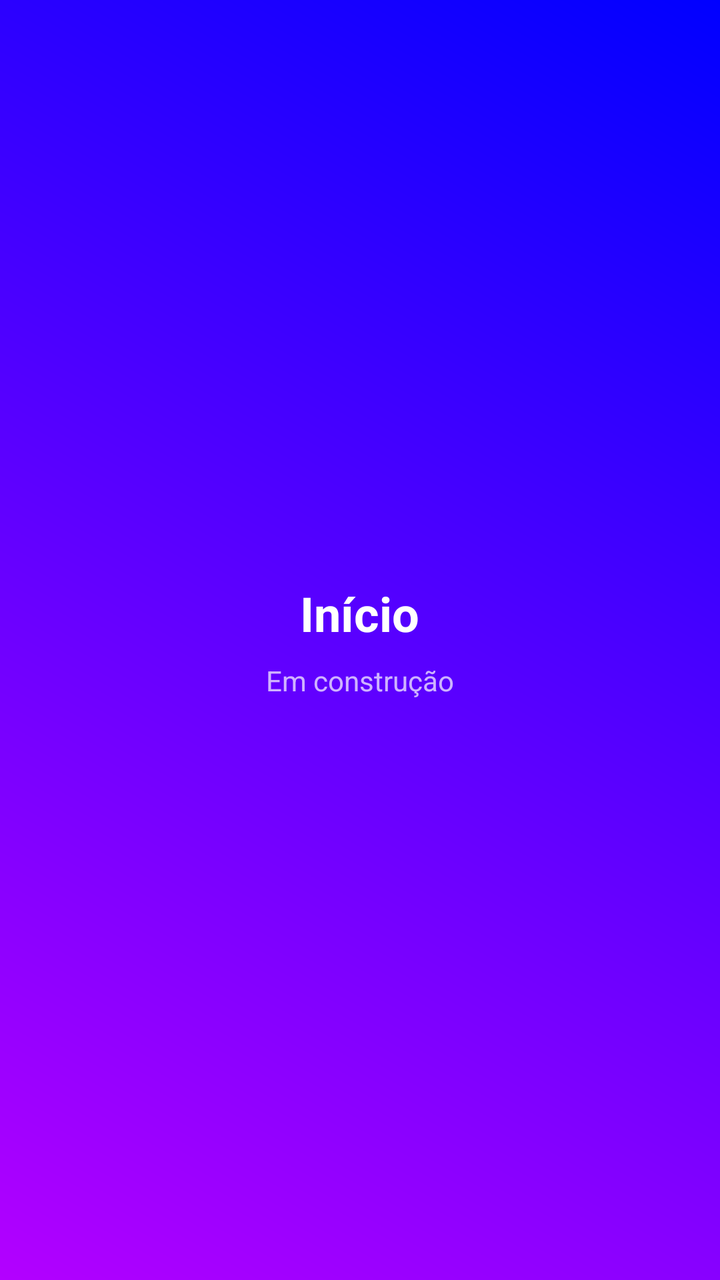
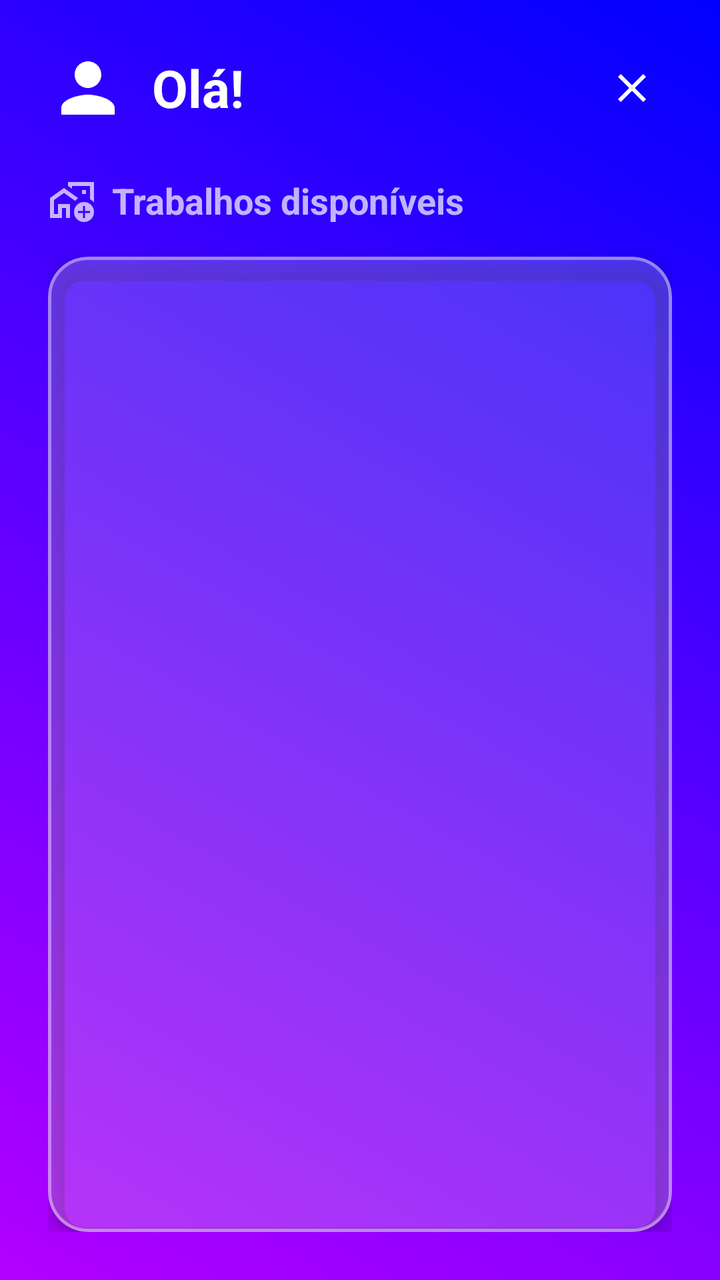

The first picture is an Android layout as it rendered before a commit; the second is the same layout after the commit. The layout source and the unified diff follow.
<!-- AndroidManifest.xml: application theme Theme.PlataformaRemota -->
<!-- res/layout/fragment_home.xml -->
<?xml version="1.0" encoding="utf-8"?>
<LinearLayout xmlns:android="http://schemas.android.com/apk/res/android"
    android:layout_width="match_parent"
    android:layout_height="match_parent"
    android:background="@drawable/background_gradiente"
    android:gravity="center"
    android:orientation="vertical">

    <TextView
        android:layout_width="wrap_content"
        android:layout_height="wrap_content"
        android:text="Início"
        android:textColor="@color/white"
        android:textSize="24sp"
        android:textStyle="bold" />

    <TextView
        android:layout_width="wrap_content"
        android:layout_height="wrap_content"
        android:layout_marginTop="8dp"
        android:text="Em construção"
        android:textColor="#B3FFFFFF"
        android:textSize="14sp" />
</LinearLayout>
<!-- resources referenced by this layout -->
<resources>
  <color name="white">#FFFFFFFF</color>
  <!-- drawable background_gradiente (drawable) -->
  <?xml version="1.0" encoding="utf-8"?>
  <shape xmlns:android="http://schemas.android.com/apk/res/android">
      <gradient
          android:startColor="#B300FF"
          android:endColor="#0000FF"
          android:angle="45"/>
  </shape>
  <style name="Theme.PlataformaRemota" parent="Base.Theme.PlataformaRemota" />
  <style name="Base.Theme.PlataformaRemota" parent="Theme.Material3.DayNight.NoActionBar">
          
          
      </style>
</resources>

<!-- the commit's change to res/layout/fragment_home.xml (unified diff, before → after) -->
@@ -1,24 +1,326 @@
 <?xml version="1.0" encoding="utf-8"?>
 <LinearLayout xmlns:android="http://schemas.android.com/apk/res/android"
+    xmlns:app="http://schemas.android.com/apk/res-auto"
+    xmlns:tools="http://schemas.android.com/tools"
     android:layout_width="match_parent"
     android:layout_height="match_parent"
     android:background="@drawable/background_gradiente"
-    android:gravity="center"
-    android:orientation="vertical">
-
-    <TextView
-        android:layout_width="wrap_content"
+    android:orientation="vertical"
+    android:padding="24dp">
+
+    
+    <LinearLayout
+        android:layout_width="match_parent"
         android:layout_height="wrap_content"
-        android:text="Início"
-        android:textColor="@color/white"
-        android:textSize="24sp"
-        android:textStyle="bold" />
-
-    <TextView
-        android:layout_width="wrap_content"
+        android:gravity="center_vertical"
+        android:orientation="horizontal"
+        android:layout_marginBottom="24dp">
+
+        <ImageView
+            android:layout_width="40dp"
+            android:layout_height="40dp"
+            android:layout_marginEnd="12dp"
+            android:src="@drawable/ic_person"
+            app:tint="@color/white" />
+
+        <TextView
+            android:id="@+id/txtBoasVindas"
+            android:layout_width="0dp"
+            android:layout_height="wrap_content"
+            android:layout_weight="1"
+            android:text="Olá!"
+            android:textColor="@color/white"
+            android:textSize="26sp"
+            android:textStyle="bold" />
+
+        <ImageView
+            android:id="@+id/btnLogout"
+            android:layout_width="40dp"
+            android:layout_height="40dp"
+            android:padding="8dp"
+            android:background="?attr/selectableItemBackgroundBorderless"
+            android:clickable="true"
+            android:focusable="true"
+            android:contentDescription="Sair"
+            android:src="@drawable/ic_logout"
+            app:tint="@color/white" />
+    </LinearLayout>
+
+    
+    <LinearLayout
+        android:layout_width="match_parent"
         android:layout_height="wrap_content"
-        android:layout_marginTop="8dp"
-        android:text="Em construção"
-        android:textColor="#B3FFFFFF"
-        android:textSize="14sp" />
+        android:gravity="center_vertical"
+        android:orientation="horizontal"
+        android:layout_marginBottom="16dp">
+
+        <ImageView
+            android:layout_width="24dp"
+            android:layout_height="24dp"
+            android:layout_marginEnd="8dp"
+            android:src="@drawable/ic_work_outline"
+            app:tint="#B3FFFFFF" />
+
+        <TextView
+            android:layout_width="wrap_content"
+            android:layout_height="wrap_content"
+            android:text="Trabalhos disponíveis"
+            android:textColor="#B3FFFFFF"
+            android:textSize="18sp"
+            android:textStyle="bold" />
+    </LinearLayout>
+
+    
+    <com.google.android.material.card.MaterialCardView
+        android:layout_width="match_parent"
+        android:layout_height="0dp"
+        android:layout_weight="1"
+        app:cardBackgroundColor="#33FFFFFF"
+        app:cardCornerRadius="20dp"
+        app:cardElevation="6dp"
+        app:strokeWidth="1.5dp"
+        app:strokeColor="#66FFFFFF">
+
+        <FrameLayout
+            android:layout_width="match_parent"
+            android:layout_height="match_parent"
+            android:padding="8dp">
+
+            <androidx.recyclerview.widget.RecyclerView
+                android:id="@+id/recyclerTrabalhos"
+                android:layout_width="match_parent"
+                android:layout_height="match_parent"
+                tools:listitem="@layout/item_trabalho" />
+
+            <LinearLayout
+                android:id="@+id/layoutEstadoVazio"
+                android:layout_width="match_parent"
+                android:layout_height="match_parent"
+                android:gravity="center"
+                android:orientation="vertical"
+                android:padding="24dp"
+                android:visibility="gone"
+                tools:visibility="visible">
+
+                <ImageView
+                    android:layout_width="64dp"
+                    android:layout_height="64dp"
+                    android:layout_marginBottom="16dp"
+                    android:src="@drawable/ic_inbox"
+                    app:tint="#80FFFFFF" />
+
+                <TextView
+                    android:layout_width="wrap_content"
+                    android:layout_height="wrap_content"
+                    android:text="Nenhum trabalho disponível ainda"
+                    android:textAlignment="center"
+                    android:textColor="#80FFFFFF"
+                    android:textSize="16sp" />
+            </LinearLayout>
+        </FrameLayout>
+    </com.google.android.material.card.MaterialCardView>
+
 </LinearLayout>
+<!-- res/layout/item_trabalho.xml (included above) -->
+<?xml version="1.0" encoding="utf-8"?>
+<com.google.android.material.card.MaterialCardView
+    xmlns:android="http://schemas.android.com/apk/res/android"
+    android:id="@+id/cardTrabalho"
+    xmlns:app="http://schemas.android.com/apk/res-auto"
+    xmlns:tools="http://schemas.android.com/tools"
+    android:layout_width="match_parent"
+    android:layout_height="wrap_content"
+    android:layout_marginHorizontal="4dp"
+    android:layout_marginVertical="6dp"
+    app:cardBackgroundColor="#F2FFFFFF"
+    app:cardCornerRadius="16dp"
+    app:cardElevation="2dp"
+    app:strokeWidth="0dp">
+
+    <LinearLayout
+        android:layout_width="match_parent"
+        android:layout_height="wrap_content"
+        android:orientation="vertical"
+        android:padding="16dp">
+
+        
+        <RelativeLayout
+            android:layout_width="match_parent"
+            android:layout_height="wrap_content"
+            android:layout_marginBottom="12dp">
+
+            <ImageView
+                android:id="@+id/imgWorkIcon"
+                android:layout_width="24dp"
+                android:layout_height="24dp"
+                android:layout_alignParentStart="true"
+                android:layout_centerVertical="true"
+                android:layout_marginEnd="8dp"
+                android:src="@drawable/ic_work_outline"
+                app:tint="#0D226B" />
+
+            <com.google.android.material.card.MaterialCardView
+                android:id="@+id/cardTipoContrato"
+                android:layout_width="wrap_content"
+                android:layout_height="wrap_content"
+                android:layout_alignParentEnd="true"
+                android:layout_centerVertical="true"
+                app:cardBackgroundColor="#1E88E5"
+                app:cardCornerRadius="6dp"
+                app:cardElevation="0dp"
+                app:strokeWidth="0dp">
+
+                <TextView
+                    android:id="@+id/txtTipoContrato"
+                    android:layout_width="wrap_content"
+                    android:layout_height="wrap_content"
+                    android:paddingHorizontal="8dp"
+                    android:paddingVertical="4dp"
+                    android:text="CLT"
+                    android:textColor="@color/white"
+                    android:textSize="11sp"
+                    android:textStyle="bold"
+                    tools:ignore="SmallSp" />
+            </com.google.android.material.card.MaterialCardView>
+
+            <TextView
+                android:id="@+id/txtTitulo"
+                android:layout_width="match_parent"
+                android:layout_height="wrap_content"
+                android:layout_toEndOf="@id/imgWorkIcon"
+                android:layout_toStartOf="@id/cardTipoContrato"
+                android:layout_centerVertical="true"
+                android:ellipsize="end"
+                android:maxLines="1"
+                android:text="Título do Trabalho"
+                android:textColor="#0D226B"
+                android:textSize="18sp"
+                android:textStyle="bold" />
+
+        </RelativeLayout>
+
+        
+        <View
+            android:layout_width="match_parent"
+            android:layout_height="1dp"
+            android:background="#1A000000"
+            android:layout_marginBottom="12dp" />
+
+        
+        <TextView
+            android:id="@+id/txtDescricao"
+            android:layout_width="match_parent"
+            android:layout_height="wrap_content"
+            android:layout_marginBottom="12dp"
+            android:ellipsize="end"
+            android:maxLines="2"
+            android:text="Descrição do trabalho..."
+            android:textColor="#555555"
+            android:textSize="14sp" />
+
+        
+        <LinearLayout
+            android:layout_width="match_parent"
+            android:layout_height="wrap_content"
+            android:orientation="vertical">
+
+            
+            <LinearLayout
+                android:layout_width="match_parent"
+                android:layout_height="wrap_content"
+                android:gravity="center_vertical"
+                android:orientation="horizontal"
+                android:layout_marginBottom="6dp">
+
+                <ImageView
+                    android:layout_width="16dp"
+                    android:layout_height="16dp"
+                    android:layout_marginEnd="8dp"
+                    android:src="@drawable/ic_work_outline"
+                    app:tint="#66000000" />
+
+                <TextView
+                    android:layout_width="wrap_content"
+                    android:layout_height="wrap_content"
+                    android:text="Categoria: "
+                    android:textColor="#66000000"
+                    android:textSize="12sp"
+                    android:textStyle="bold" />
+
+                <TextView
+                    android:id="@+id/txtCategoria"
+                    android:layout_width="match_parent"
+                    android:layout_height="wrap_content"
+                    android:text="Categoria"
+                    android:textColor="#333333"
+                    android:textSize="13sp" />
+            </LinearLayout>
+
+            
+            <LinearLayout
+                android:layout_width="match_parent"
+                android:layout_height="wrap_content"
+                android:gravity="center_vertical"
+                android:orientation="horizontal"
+                android:layout_marginBottom="6dp">
+
+                <ImageView
+                    android:layout_width="16dp"
+                    android:layout_height="16dp"
+                    android:layout_marginEnd="8dp"
+                    android:src="@android:drawable/btn_star_big_on"
+                    app:tint="#66000000" />
+
+                <TextView
+                    android:layout_width="wrap_content"
+                    android:layout_height="wrap_content"
+                    android:text="Nível: "
+                    android:textColor="#66000000"
+                    android:textSize="12sp"
+                    android:textStyle="bold" />
+
+                <TextView
+                    android:id="@+id/txtNivel"
+                    android:layout_width="match_parent"
+                    android:layout_height="wrap_content"
+                    android:text="Nível"
+                    android:textColor="#333333"
+                    android:textSize="13sp"
+                    android:textStyle="bold" />
+            </LinearLayout>
+
+            
+            <LinearLayout
+                android:layout_width="match_parent"
+                android:layout_height="wrap_content"
+                android:gravity="center_vertical"
+                android:orientation="horizontal">
+
+                <ImageView
+                    android:layout_width="16dp"
+                    android:layout_height="16dp"
+                    android:layout_marginEnd="8dp"
+                    android:src="@android:drawable/ic_menu_recent_history"
+                    app:tint="#66000000" />
+
+                <TextView
+                    android:layout_width="wrap_content"
+                    android:layout_height="wrap_content"
+                    android:text="Prazo: "
+                    android:textColor="#66000000"
+                    android:textSize="12sp"
+                    android:textStyle="bold" />
+
+                <TextView
+                    android:id="@+id/txtPrazo"
+                    android:layout_width="match_parent"
+                    android:layout_height="wrap_content"
+                    android:text="Prazo"
+                    android:textColor="#333333"
+                    android:textSize="13sp" />
+            </LinearLayout>
+
+        </LinearLayout>
+
+    </LinearLayout>
+</com.google.android.material.card.MaterialCardView>
<!-- resource entries referenced after the edit -->
@@ -9,6 +9,30 @@
           android:endColor="#0000FF"
           android:angle="45"/>
   </shape>
+  <!-- drawable ic_inbox (drawable) -->
+  <vector xmlns:android="http://schemas.android.com/apk/res/android" android:height="24dp" android:tint="#000000" android:viewportHeight="960" android:viewportWidth="960" android:width="24dp">
+        
+      <path android:fillColor="@android:color/white" android:pathData="M440,440L120,240L120,640Q120,640 120,640Q120,640 120,640L520,640L520,720L120,720Q87,720 63.5,696.5Q40,673 40,640L40,160Q40,127 63.5,103.5Q87,80 120,80L760,80Q793,80 816.5,103.5Q840,127 840,160L840,360L760,360L760,240L440,440ZM440,360L760,160L120,160L440,360ZM760,880Q694,880 647,833Q600,786 600,720L600,540Q600,498 629,469Q658,440 700,440Q742,440 771,469Q800,498 800,540L800,720L720,720L720,540Q720,532 714,526Q708,520 700,520Q692,520 686,526Q680,532 680,540L680,720Q680,753 703.5,776.5Q727,800 760,800Q793,800 816.5,776.5Q840,753 840,720L840,560L920,560L920,720Q920,786 873,833Q826,880 760,880ZM120,240L120,160L120,160L120,240L120,640Q120,640 120,640Q120,640 120,640L120,640L120,540Q120,482 120,441Q120,400 120,400L120,400L120,240Z"/>
+      
+  </vector>
+  <!-- drawable ic_logout (drawable) -->
+  <vector xmlns:android="http://schemas.android.com/apk/res/android" android:height="24dp" android:tint="#000000" android:viewportHeight="960" android:viewportWidth="960" android:width="24dp">
+        
+      <path android:fillColor="@android:color/white" android:pathData="M256,760L200,704L424,480L200,256L256,200L480,424L704,200L760,256L536,480L760,704L704,760L480,536L256,760Z"/>
+      
+  </vector>
+  <!-- drawable ic_person (drawable) -->
+  <vector xmlns:android="http://schemas.android.com/apk/res/android" android:height="24dp" android:tint="#000000" android:viewportHeight="24" android:viewportWidth="24" android:width="24dp">
+        
+      <path android:fillColor="@android:color/white" android:pathData="M12,12c2.21,0 4,-1.79 4,-4s-1.79,-4 -4,-4 -4,1.79 -4,4 1.79,4 4,4zM12,14c-2.67,0 -8,1.34 -8,4v2h16v-2c0,-2.66 -5.33,-4 -8,-4z"/>
+      
+  </vector>
+  <!-- drawable ic_work_outline (drawable) -->
+  <vector xmlns:android="http://schemas.android.com/apk/res/android" android:height="24dp" android:tint="#000000" android:viewportHeight="960" android:viewportWidth="960" android:width="24dp">
+        
+      <path android:fillColor="@android:color/white" android:pathData="M200,760L200,560L320,560L440,560L440,760Q440,760 440,760Q440,760 440,760Q440,760 440,760Q440,760 440,760L440,760L440,560L200,560L200,760ZM680,400L680,400Q680,400 680,400Q680,400 680,400Q680,400 680,400Q680,400 680,400L680,400L680,400L680,400ZM40,840L40,440L320,240L600,440L600,440Q586,454 571.5,468.5Q557,483 543,497L543,497L320,338L120,480L120,760L200,760L200,560L440,560L440,760L440,760Q440,781 440,801Q440,821 440,840L360,840L360,640L280,640L280,840L40,840ZM920,120L920,525Q903,507 883,492.5Q863,478 840,467L840,200L480,200L480,256L400,198L400,120L920,120ZM680,360L760,360L760,280L680,280L680,360ZM720,920Q637,920 578.5,861.5Q520,803 520,720Q520,637 578.5,578.5Q637,520 720,520Q803,520 861.5,578.5Q920,637 920,720Q920,803 861.5,861.5Q803,920 720,920ZM700,840L740,840L740,740L840,740L840,700L740,700L740,600L700,600L700,700L600,700L600,740L700,740L700,840Z"/>
+      
+  </vector>
   <style name="Theme.PlataformaRemota" parent="Base.Theme.PlataformaRemota" />
   <style name="Base.Theme.PlataformaRemota" parent="Theme.Material3.DayNight.NoActionBar">
           
